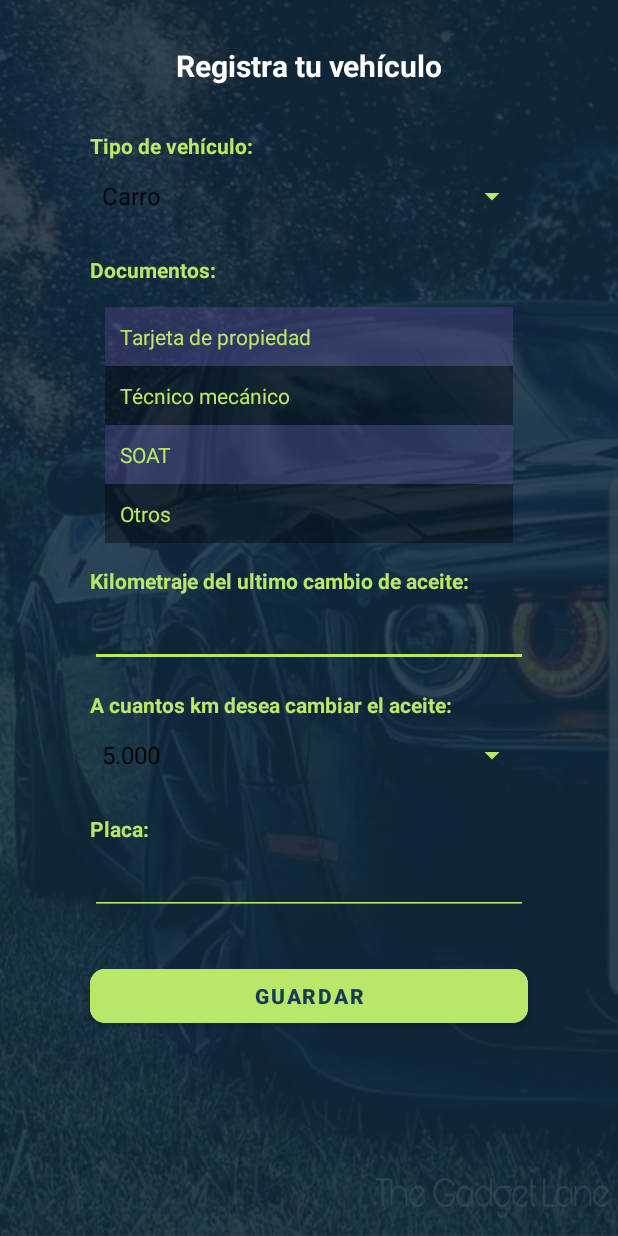
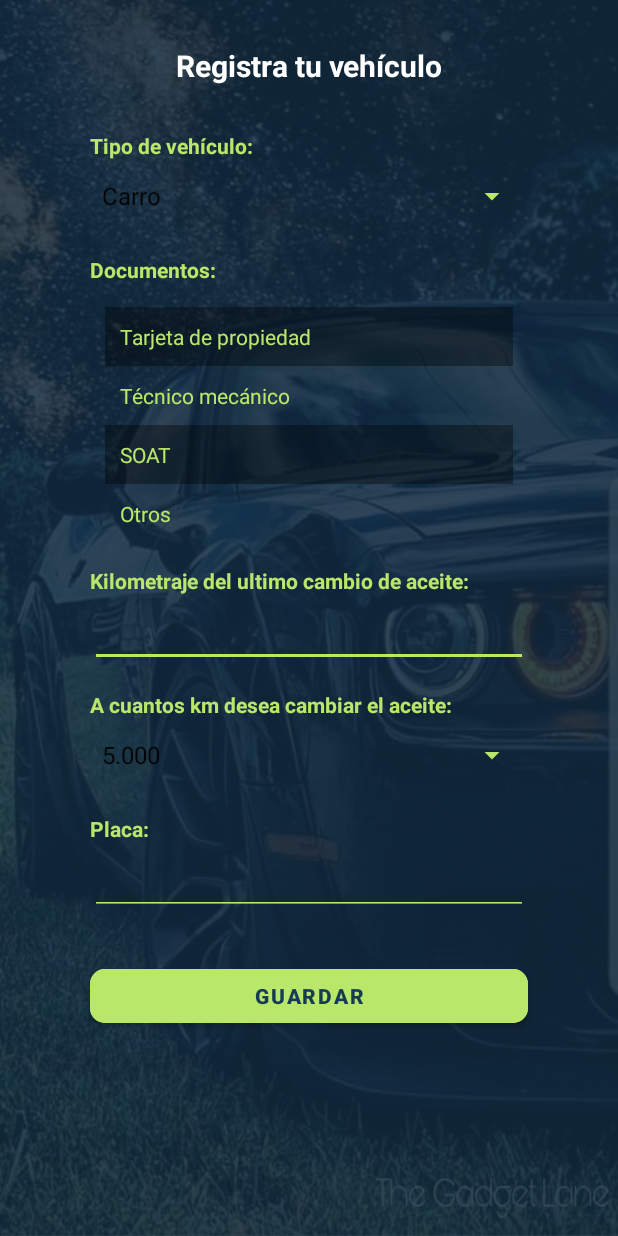
Before and after one commit to AlejandroParra15/GARAGE-VGO, an Android app: the AddVehicleActivity screen opened directly, with no data from a screen before it, on a phone screen of 412 x 824 dp. Run offline under Robolectric (Android 15) with nearby library versions, the phone set to English and light mode, and no system bars.

Commit message:
Se actualizo la interfaz de registrar vehiculos

```diff
--- a/app/src/main/res/layout/activity_addvehicle.xml
+++ b/app/src/main/res/layout/activity_addvehicle.xml
@@ -86,7 +86,7 @@
                 android:layout_marginStart="70dp"
                 android:layout_marginTop="15dp"
                 android:layout_marginEnd="70dp"
-                android:background="#6554478C"
+                android:background="#5E000000"
                 android:gravity="center|start"
                 android:paddingLeft="10dp"
                 android:paddingTop="10dp"
@@ -102,7 +102,6 @@
                 android:id="@+id/TecnicoMecId"
                 android:layout_width="0dp"
                 android:layout_height="39dp"
-                android:background="#5E000000"
                 android:gravity="center|start"
                 android:paddingLeft="10dp"
                 android:paddingTop="10dp"
@@ -118,7 +117,7 @@
                 android:id="@+id/soatId"
                 android:layout_width="0dp"
                 android:layout_height="39dp"
-                android:background="#6554478C"
+                android:background="#5E000000"
                 android:gravity="center|start"
                 android:paddingLeft="10dp"
                 android:paddingTop="10dp"
@@ -135,7 +134,6 @@
                 android:id="@+id/otrosImgId"
                 android:layout_width="0dp"
                 android:layout_height="39dp"
-                android:background="#5E000000"
                 android:gravity="center|start"
                 android:paddingLeft="10dp"
                 android:paddingTop="10dp"
```
